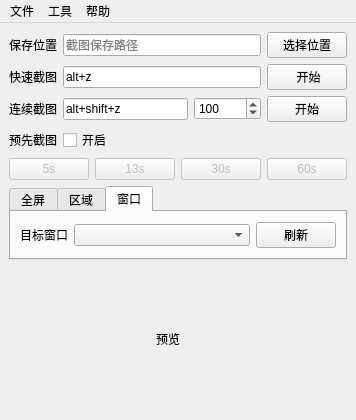
First picture: the form in mainwindow.ui, repository iwxyi/PigeonCapture, before the edit.
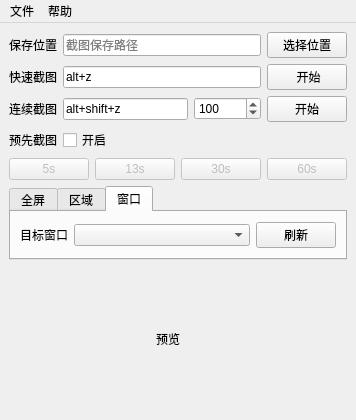
Second picture: the form after the edit.

The edit to the form file:
```diff
--- a/mainwindow.ui
+++ b/mainwindow.ui
@@ -393,12 +393,6 @@
     <addaction name="actionCapture_History"/>
     <addaction name="actionOpen_Directory"/>
    </widget>
-   <widget class="QMenu" name="menu_2">
-    <property name="title">
-     <string>工具</string>
-    </property>
-    <addaction name="actionEmoji_Creator"/>
-   </widget>
    <widget class="QMenu" name="menu_3">
     <property name="title">
      <string>帮助</string>
@@ -409,7 +403,6 @@
     <addaction name="actionRestore_Geometry"/>
    </widget>
    <addaction name="menu"/>
-   <addaction name="menu_2"/>
    <addaction name="menu_3"/>
   </widget>
   <action name="actionEmoji_Creator">
```
Left out of the diff: 8 changed lines with no effect on the pictures.
